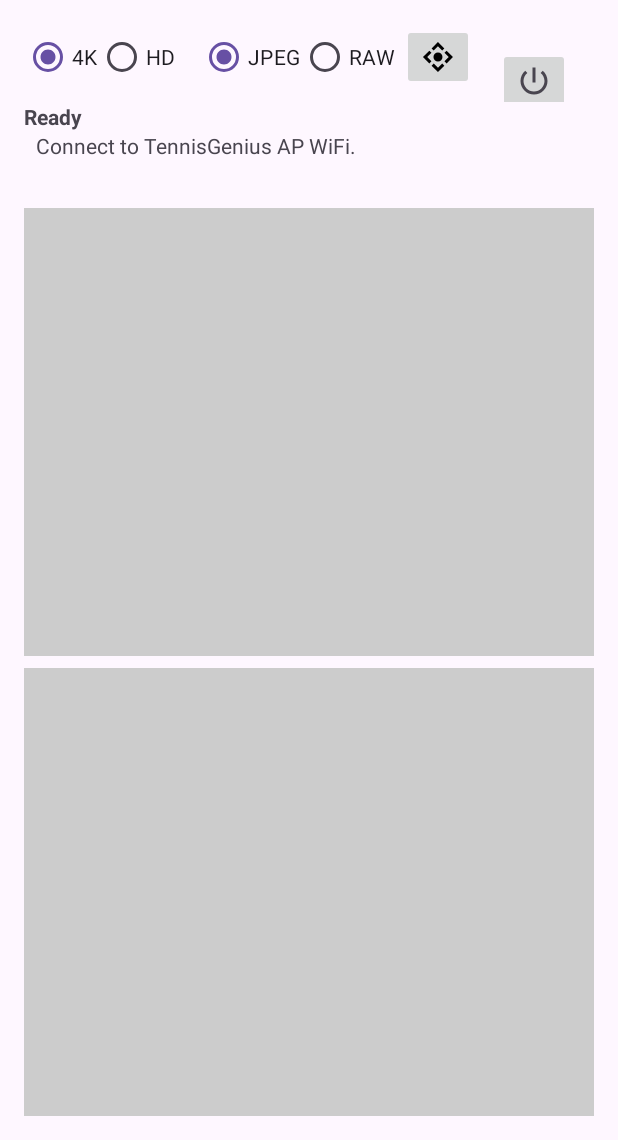
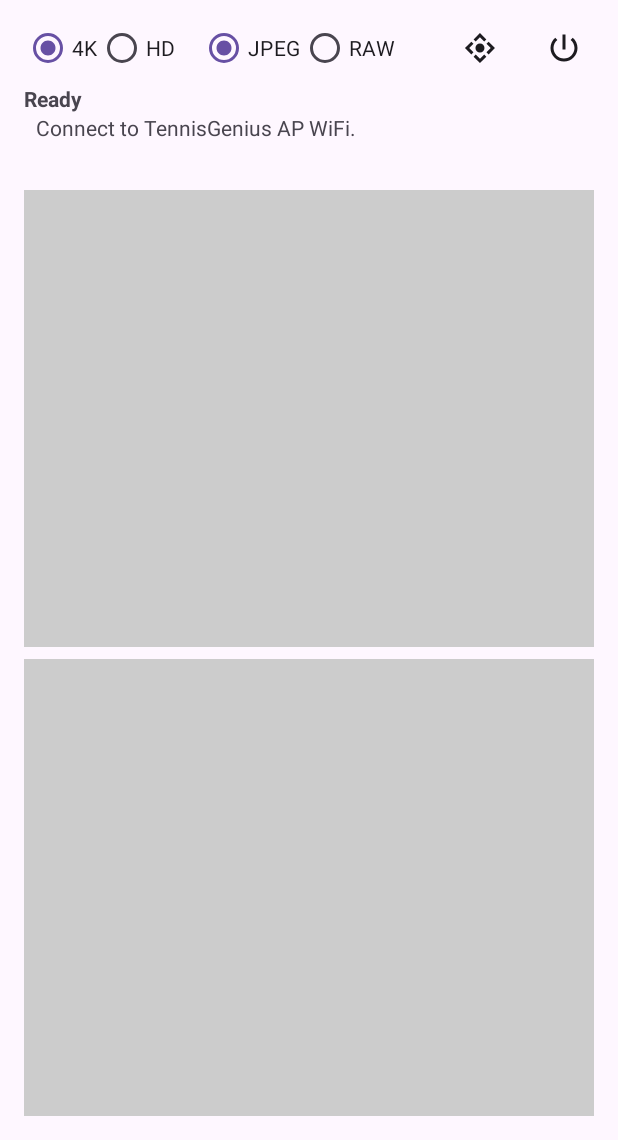
Before and after one commit to murveit/TGConnect, an Android app: the screen it shows after launch (MainActivity), on a phone screen of 412 x 824 dp, the part 96-1236 px from its top. Run offline under Robolectric (Android 15) with nearby library versions, the light colour scheme and no system bars.

Commit message:
Clean up UI

```diff
--- a/app/src/main/res/layout/activity_main.xml
+++ b/app/src/main/res/layout/activity_main.xml
@@ -64,12 +64,10 @@
                     android:text="HD" />
             </RadioGroup>
 
-            <!-- Spacer -->
             <Space
                 android:layout_width="16dp"
                 android:layout_height="wrap_content"/>
 
-            <!-- Format Radio Group -->
             <RadioGroup
                 android:id="@+id/rgFormat"
                 android:layout_width="wrap_content"
@@ -90,7 +88,6 @@
                     android:text="RAW" />
             </RadioGroup>
 
-            <!-- Flexible Spacer to push power button to the right -->
             <Space
                 android:layout_width="0dp"
                 android:layout_height="1dp"
@@ -100,24 +97,22 @@
                 android:id="@+id/btnSettings"
                 android:layout_width="wrap_content"
                 android:layout_height="wrap_content"
-                android:layout_marginEnd="16dp"
+                android:padding="8dp"
+                android:background="?attr/selectableItemBackgroundBorderless"
                 android:contentDescription="Settings"
                 android:src="@drawable/outline_control_camera_24"
-                app:layout_constraintEnd_toStartOf="@id/btnPowerOff"
-                app:layout_constraintTop_toTopOf="@id/btnPowerOff"
-                app:layout_constraintBottom_toBottomOf="@id/btnPowerOff" />
+                app:tint="?attr/colorOnSurface" />
 
-            <!-- Power Button -->
             <ImageButton
                 android:id="@+id/btnPowerOff"
                 android:layout_width="wrap_content"
                 android:layout_height="wrap_content"
-                android:layout_marginEnd="16dp"
+                android:layout_marginStart="16dp"
+                android:padding="8dp"
+                android:background="?attr/selectableItemBackgroundBorderless"
                 android:contentDescription="Power Off Server"
                 android:src="@drawable/ic_power_off"
-                app:layout_constraintEnd_toEndOf="parent"
-                app:layout_constraintTop_toTopOf="parent"
-                android:layout_marginTop="16dp" />
+                app:tint="?attr/colorOnSurface" />
         </LinearLayout>
 
         <!-- Status Text Lines -->
```
